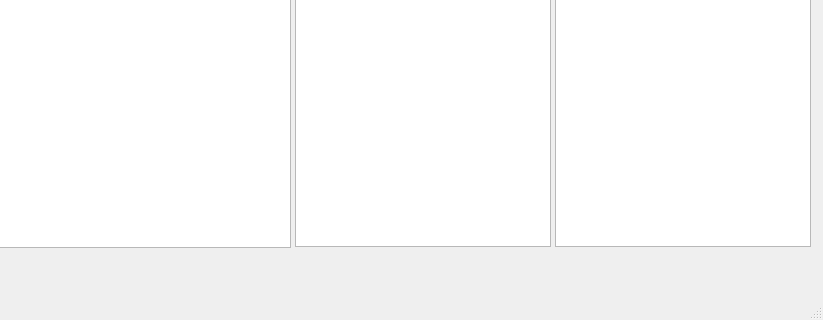
The window that mainwindow.ui (pejikk/schedule) describes before a commit, drawn with Qt 5; both pictures show x 525 to 1348 and y 254 to 574 of the 1348 by 574 pixel window.
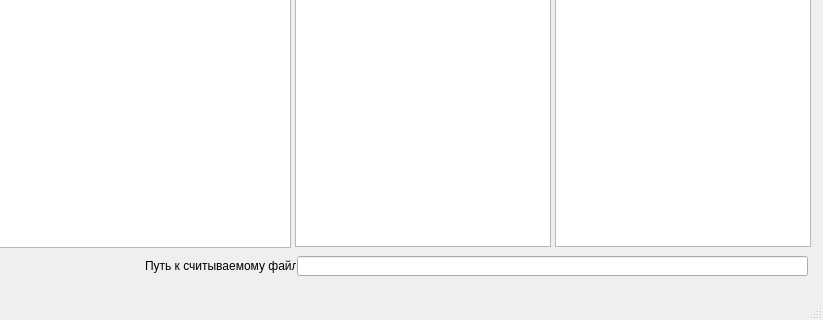
The same window after the commit.

```diff
--- a/mainwindow.ui
+++ b/mainwindow.ui
@@ -99,6 +99,29 @@
      <string>Считать из файла</string>
     </property>
    </widget>
+   <widget class="QLineEdit" name="lineEdit">
+    <property name="geometry">
+     <rect>
+      <x>822</x>
+      <y>510</y>
+      <width>511</width>
+      <height>20</height>
+     </rect>
+    </property>
+   </widget>
+   <widget class="QLabel" name="label">
+    <property name="geometry">
+     <rect>
+      <x>670</x>
+      <y>510</y>
+      <width>151</width>
+      <height>20</height>
+     </rect>
+    </property>
+    <property name="text">
+     <string>Путь к считываемому файлу</string>
+    </property>
+   </widget>
   </widget>
   <widget class="QMenuBar" name="menubar">
    <property name="geometry">
```
